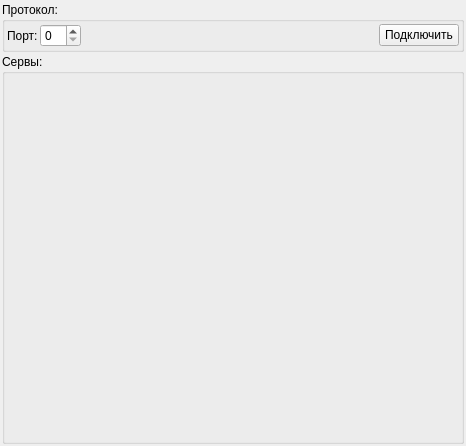
Qt form configurator.ui (AlexLexx706/RobotHand) before a commit.
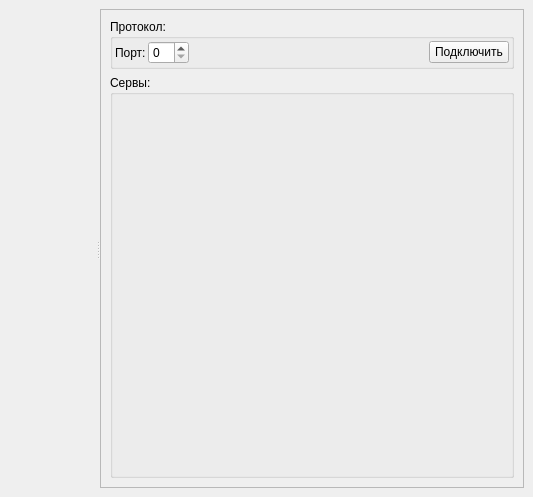
The same form after that commit. Custom widgets are drawn as their Qt base class.

Commit message: Постепенно вырисовывается концепция.

```diff
--- a/configurator.ui
+++ b/configurator.ui
@@ -6,22 +6,37 @@
    <rect>
     <x>0</x>
     <y>0</y>
-    <width>466</width>
-    <height>446</height>
+    <width>533</width>
+    <height>497</height>
    </rect>
   </property>
   <property name="windowTitle">
    <string>MainWindow</string>
   </property>
   <widget class="QWidget" name="centralwidget">
-   <layout class="QGridLayout" name="gridLayout">
-    <property name="margin">
-     <number>2</number>
-    </property>
-    <property name="spacing">
-     <number>2</number>
-    </property>
-    <item row="0" column="0">
+   <layout class="QVBoxLayout" name="verticalLayout_2">
+    <item>
+     <widget class="QSplitter" name="splitter">
+      <property name="orientation">
+       <enum>Qt::Horizontal</enum>
+      </property>
+      <widget class="GLWidget" name="widget" native="true">
+       <property name="sizePolicy">
+        <sizepolicy hsizetype="Expanding" vsizetype="Preferred">
+         <horstretch>0</horstretch>
+         <verstretch>0</verstretch>
+        </sizepolicy>
+       </property>
+      </widget>
+      <widget class="QFrame" name="frame">
+       <property name="frameShape">
+        <enum>QFrame::StyledPanel</enum>
+       </property>
+       <property name="frameShadow">
+        <enum>QFrame::Raised</enum>
+       </property>
+       <layout class="QVBoxLayout" name="verticalLayout">
+        <item>
      <widget class="QGroupBox" name="groupBox">
       <property name="title">
        <string>Протокол:</string>
@@ -66,7 +81,7 @@
       </layout>
      </widget>
     </item>
-    <item row="1" column="0">
+        <item>
      <widget class="ServosSettings" name="groupBox_2">
       <property name="sizePolicy">
        <sizepolicy hsizetype="Preferred" vsizetype="Expanding">
@@ -82,6 +97,10 @@
    </layout>
   </widget>
  </widget>
+    </item>
+   </layout>
+  </widget>
+ </widget>
  <customwidgets>
   <customwidget>
    <class>ServosSettings</class>
@@ -89,6 +108,12 @@
    <header>servos_settings.servos_settings</header>
    <container>1</container>
   </customwidget>
+  <customwidget>
+   <class>GLWidget</class>
+   <extends>QWidget</extends>
+   <header>engine.scene</header>
+   <container>1</container>
+  </customwidget>
  </customwidgets>
  <resources/>
  <connections/>
```
Lines whose indentation alone changed are shown as unchanged. The commit also changes 2 other files.
